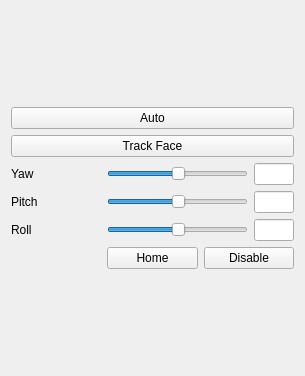
shovington/Tracking_camera, file tracking_camera/resource/tracking_cam.ui: the form before one commit.
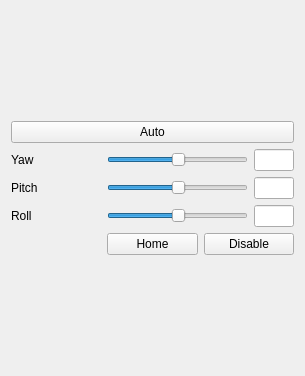
The form after the commit.

The edit to the form file:
```diff
--- a/tracking_camera/resource/tracking_cam.ui
+++ b/tracking_camera/resource/tracking_cam.ui
@@ -16,21 +16,21 @@
   <layout class="QVBoxLayout" name="verticalLayout_2">
    <item>
     <layout class="QGridLayout" name="gridLayout">
-     <item row="10" column="1">
+     <item row="9" column="1">
       <widget class="QPushButton" name="home_btn">
        <property name="text">
         <string>Home</string>
        </property>
       </widget>
      </item>
-     <item row="6" column="0">
+     <item row="5" column="0">
       <widget class="QLabel" name="label_2">
        <property name="text">
         <string>Pitch</string>
        </property>
       </widget>
      </item>
-     <item row="6" column="1" colspan="2">
+     <item row="5" column="1" colspan="2">
       <layout class="QHBoxLayout" name="horizontalLayout_2">
        <item>
         <widget class="QSlider" name="pitch_slider">
@@ -54,21 +54,21 @@
        </item>
       </layout>
      </item>
-     <item row="8" column="0">
+     <item row="7" column="0">
       <widget class="QLabel" name="label_3">
        <property name="text">
         <string>Roll</string>
        </property>
       </widget>
      </item>
-     <item row="10" column="2">
+     <item row="9" column="2">
       <widget class="QPushButton" name="disable_btn">
        <property name="text">
         <string>Disable</string>
        </property>
       </widget>
      </item>
-     <item row="8" column="1" colspan="2">
+     <item row="7" column="1" colspan="2">
       <layout class="QHBoxLayout" name="horizontalLayout_3">
        <item>
         <widget class="QSlider" name="roll_slider">
@@ -92,7 +92,7 @@
        </item>
       </layout>
      </item>
-     <item row="4" column="1" colspan="2">
+     <item row="3" column="1" colspan="2">
       <layout class="QHBoxLayout" name="horizontalLayout">
        <item>
         <widget class="QSlider" name="yaw_slider">
@@ -116,14 +116,7 @@
        </item>
       </layout>
      </item>
-     <item row="1" column="0" colspan="3">
-      <widget class="QPushButton" name="track_btn">
-       <property name="text">
-        <string>Track Face</string>
-       </property>
-      </widget>
-     </item>
-     <item row="4" column="0">
+     <item row="3" column="0">
       <widget class="QLabel" name="label">
        <property name="text">
         <string>Yaw</string>
```
